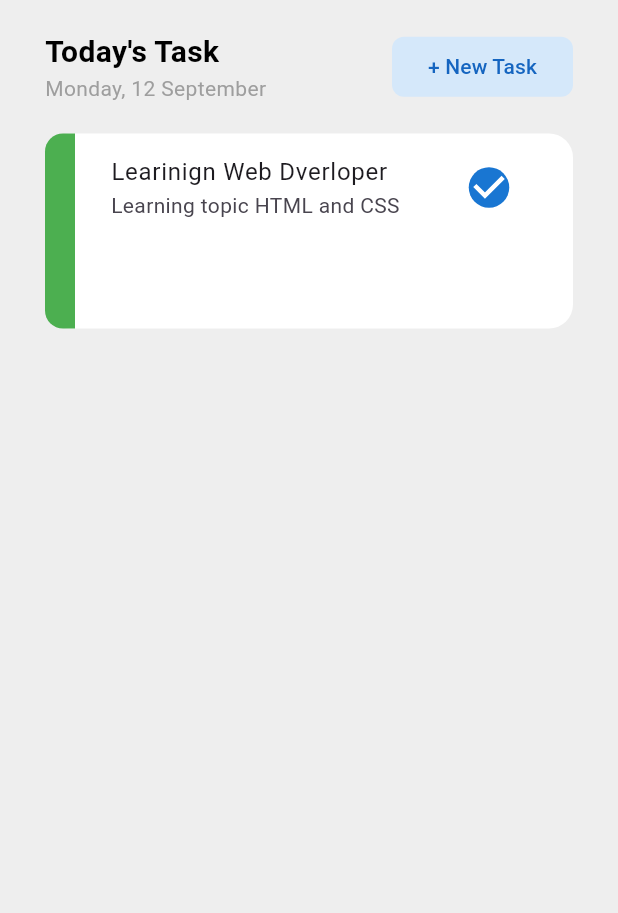
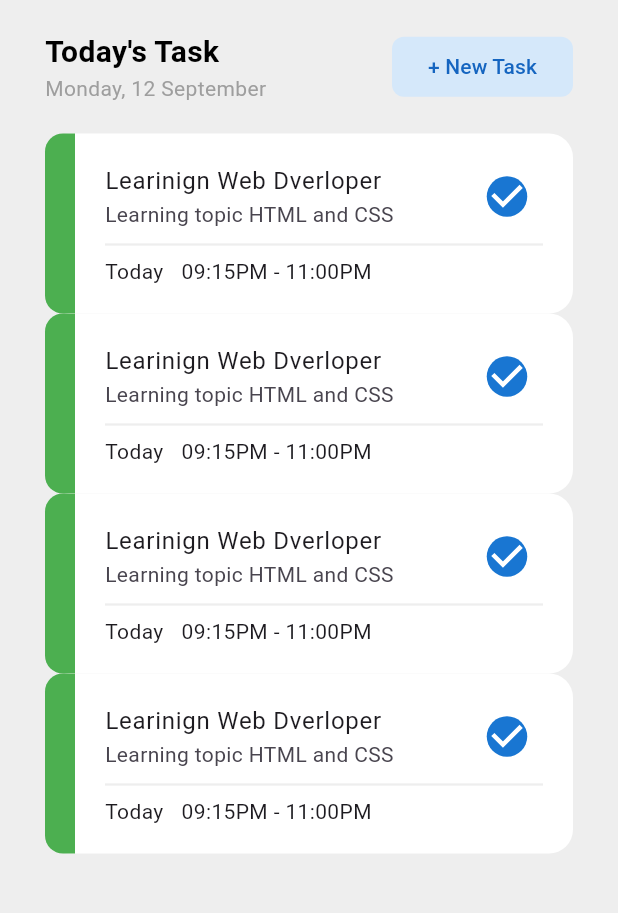
Before and after one commit to kkkkkkeiko/flutter_study, a Flutter app: the screen it shows after launch, on a phone screen of 412 x 824 dp, the part 84-997 px from its top. Run offline on Flutter 3.47's test engine with Material 3 defaults, Android fonts, the phone set to English and light mode, and no system bars; our stand-ins replace firebase_core, flutter_riverpod, gap; accounts and stored records are empty.

```diff
--- a/lib/main.dart
+++ b/lib/main.dart
@@ -1,10 +1,15 @@
+import 'package:firebase_core/firebase_core.dart';
 import 'package:flutter/material.dart';
 import 'package:flutter/cupertino.dart';
 import 'package:flutter_riverpod/flutter_riverpod.dart';
+import 'package:flutter_study/firebase_options.dart';
+import 'package:flutter_study/widget/card_todo_widget.dart';
 import 'package:gap/gap.dart';
 import 'common/show_model.dart';
 
-void main() {
+void main() async {
+  WidgetsFlutterBinding.ensureInitialized();
+  await Firebase.initializeApp(options: DefaultFirebaseOptions.currentPlatform);
   runApp(
     ProviderScope(
       child: MaterialApp(
@@ -107,50 +112,11 @@ class HomePage extends StatelessWidget {
               ),
               const Gap(20),
               //Card list task
-              Container(
-                width: double.infinity,
-                height: 130,
-                decoration: BoxDecoration(
-                  color: Colors.white,
-                  borderRadius: BorderRadius.circular(16),
-                ),
-                child: Row(
-                  children: [
-                    Container(
-                      decoration: BoxDecoration(
-                        color: Colors.green,
-                        borderRadius: BorderRadius.only(
-                          topLeft: Radius.circular(12),
-                          bottomLeft: Radius.circular(12),
-                        ),
-                      ),
-                      width: 20,
-                    ),
-                    //const Gap(12),
-                    Expanded(
-                      child: Padding(
-                        padding: const EdgeInsets.symmetric(horizontal: 8),
-                        child: Column(
-                          children: [
-                            ListTile(
-                              title: const Text('Learinign Web Dverloper'),
-                              subtitle: Text('Learning topic HTML and CSS'),
-                              trailing: Transform.scale(
-                                scale: 1.5,
-                                child: Checkbox(
-                                  activeColor: Colors.blue.shade700,
-                                  shape: const CircleBorder(),
-                                  value: true,
-                                  onChanged: (value) => print(value),
-                                ),
-                              ),
-                            ),
-                          ],
-                        ),
-                      ),
-                    ),
-                  ],
-                ),
+              ListView.builder(
+                itemCount: 4,
+                shrinkWrap: true,
+                itemBuilder:
+                    (context, index) => Expanded(child: CardToDoListWidget()),
               ),
             ],
           ),
--- /dev/null
+++ b/lib/widget/card_todo_widget.dart
@@ -0,0 +1,75 @@
+import 'package:flutter/material.dart';
+import 'package:gap/gap.dart';
+
+class CardToDoListWidget extends StatelessWidget {
+  const CardToDoListWidget({super.key});
+
+  @override
+  Widget build(BuildContext context) {
+    return Container(
+      width: double.infinity,
+      height: 120,
+      decoration: BoxDecoration(
+        color: Colors.white,
+        borderRadius: BorderRadius.circular(16),
+      ),
+      child: Row(
+        children: [
+          Container(
+            decoration: BoxDecoration(
+              color: Colors.green,
+              borderRadius: BorderRadius.only(
+                topLeft: Radius.circular(12),
+                bottomLeft: Radius.circular(12),
+              ),
+            ),
+            width: 20,
+          ),
+          //const Gap(12),
+          Expanded(
+            child: Padding(
+              padding: const EdgeInsets.symmetric(horizontal: 20),
+              child: Column(
+                crossAxisAlignment: CrossAxisAlignment.start,
+                mainAxisAlignment: MainAxisAlignment.center,
+                children: [
+                  ListTile(
+                    contentPadding: EdgeInsets.zero,
+                    title: const Text('Learinign Web Dverloper'),
+                    subtitle: Text('Learning topic HTML and CSS'),
+                    trailing: Transform.scale(
+                      scale: 1.5,
+                      child: Checkbox(
+                        activeColor: Colors.blue.shade700,
+                        shape: const CircleBorder(),
+                        value: true,
+                        onChanged: (value) => print(value),
+                      ),
+                    ),
+                  ),
+                  Transform.translate(
+                    offset: const Offset(0, -12),
+                    child: Container(
+                      child: Column(
+                        children: [
+                          Divider(thickness: 1.5, color: Colors.grey.shade200),
+                          Row(
+                            children: const [
+                              Text('Today'),
+                              Gap(12),
+                              Text('09:15PM - 11:00PM'),
+                            ],
+                          ),
+                        ],
+                      ),
+                    ),
+                  ),
+                ],
+              ),
+            ),
+          ),
+        ],
+      ),
+    );
+  }
+}
--- a/pubspec.yaml
+++ b/pubspec.yaml
@@ -36,6 +36,8 @@ dependencies:
   # The following adds the Cupertino Icons font to your application.
   # Use with the CupertinoIcons class for iOS style icons.
   cupertino_icons: ^1.0.8
+  firebase_core: ^3.13.0
+  cloud_firestore: ^5.6.6
   flutter_riverpod: ^2.6.1
   intl: ^0.20.2
 
```
Also changed, not shown: firebase.json (added), lib/firebase_options.dart (added), pubspec.lock, 16 other files.
